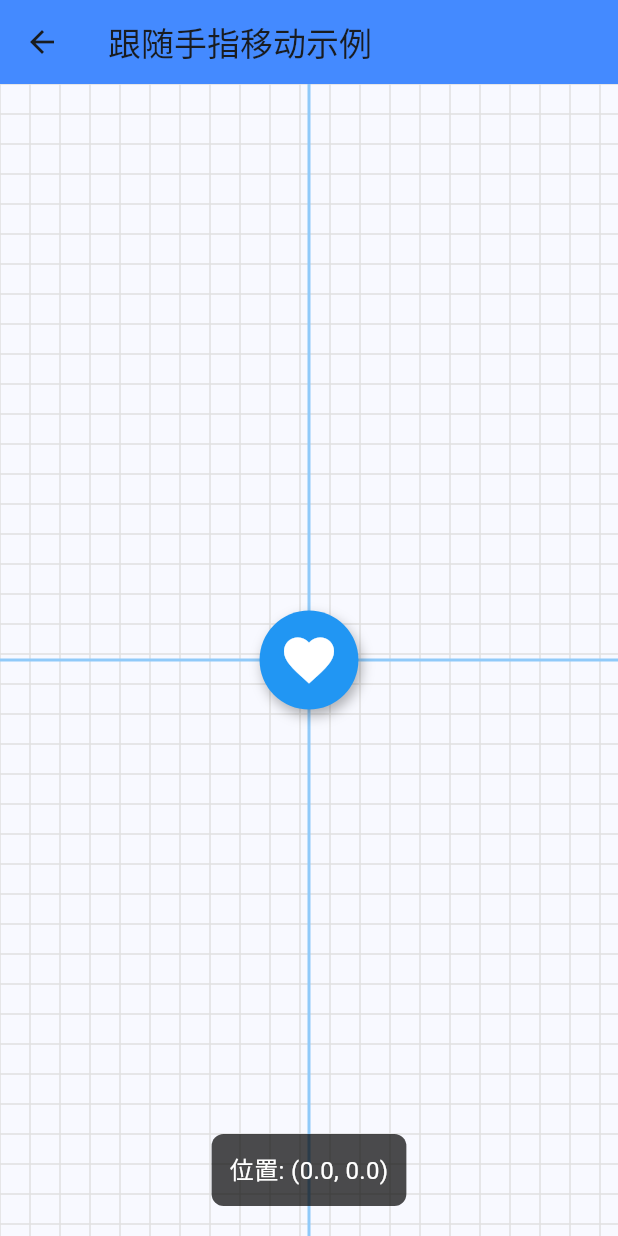
After one commit to wfs31415926/flutter_demo, a Flutter app: the FingerFollowerDemo screen opened directly, on a phone screen of 412 x 824 dp. The commit adds this screen. Run offline on Flutter 3.47's test engine with Material 3 defaults, Android fonts, the phone set to English and light mode, and no system bars; our stand-ins replace decimal, get, logger, shared_preferences; accounts and stored records are empty.

Commit message:
feat:GestureDetector组件

```diff
--- /dev/null
+++ b/pkgs/common/lib/page/gesture_detector_test2.dart
@@ -0,0 +1,150 @@
+import 'package:common/comm.dart';
+import 'package:flutter/material.dart';
+
+class FingerFollowerDemo extends StatefulWidget {
+  const FingerFollowerDemo({key});
+
+  @override
+  State<FingerFollowerDemo> createState() => _FingerFollowerDemoState();
+}
+
+class _FingerFollowerDemoState extends State<FingerFollowerDemo> {
+  // 记录对象的位置
+  Offset _position = const Offset(0, 0);
+
+  // 是否正在拖拽
+  bool _isDragging = false;
+
+  @override
+  Widget build(BuildContext context) {
+    return Scaffold(
+      appBar: AppBar(
+        title: const Text('跟随手指移动示例'),
+        backgroundColor: Colors.blueAccent,
+      ),
+      body: Stack(
+        children: [
+          // 背景网格，帮助可视化移动
+          CustomPaint(
+            painter: GridPainter(),
+            size: Size.infinite,
+          ),
+
+          // 可拖拽的对象
+          Positioned.fill(
+            child: GestureDetector(
+              onPanStart: (details) {
+                setState(() {
+                  _isDragging = true;
+                });
+              },
+              onPanUpdate: (details) {
+                setState(() {
+                  // 更新对象位置为当前手指位置
+                  _position = _position + details.delta;
+                });
+              },
+              onPanEnd: (details) {
+                setState(() {
+                  _isDragging = false;
+                });
+              },
+              onPanCancel: () {
+                setState(() {
+                  _isDragging = false;
+                });
+              },
+              child: Transform(
+                transform: Matrix4.identity()
+                  ..translate(_position.dx, _position.dy),
+                child: Center(
+                  child: Container(
+                    width: 60.w,
+                    height: 60.w,
+                    decoration: BoxDecoration(
+                      color: _isDragging ? Colors.lightGreen : Colors.blue,
+                      borderRadius: BorderRadius.circular(30.w),
+                      boxShadow: [
+                        BoxShadow(
+                          color: Colors.black.withOpacity(0.3),
+                          blurRadius: 6.w,
+                          offset: const Offset(2, 4),
+                        )
+                      ],
+                    ),
+                    child: const Icon(
+                      Icons.favorite,
+                      color: Colors.white,
+                      size: 40,
+                    ),
+                  ),
+                ),
+              ),
+            ),
+          ),
+
+          // 使用Transform定位的可移动对象
+
+          // 位置指示器
+          Positioned(
+            bottom: 20,
+            left: 0,
+            right: 0,
+            child: Center(
+              child: Container(
+                padding: const EdgeInsets.all(12),
+                decoration: BoxDecoration(
+                  color: Colors.black.withOpacity(0.7),
+                  borderRadius: BorderRadius.circular(8),
+                ),
+                child: Text(
+                  '位置: (${_position.dx.toStringAsFixed(1)}, ${_position.dy.toStringAsFixed(1)})',
+                  style: const TextStyle(
+                    color: Colors.white,
+                    fontSize: 16,
+                  ),
+                ),
+              ),
+            ),
+          ),
+        ],
+      ),
+    );
+  }
+}
+
+// 网格绘制器
+class GridPainter extends CustomPainter {
+  @override
+  void paint(Canvas canvas, Size size) {
+    final paint = Paint()
+      ..color = Colors.grey[300]!
+      ..strokeWidth = 1;
+
+    // 绘制网格线
+    for (double i = 0; i < size.width; i += 20) {
+      canvas.drawLine(Offset(i, 0), Offset(i, size.height), paint);
+    }
+    for (double i = 0; i < size.height; i += 20) {
+      canvas.drawLine(Offset(0, i), Offset(size.width, i), paint);
+    }
+
+    // 绘制中心十字线
+    final centerPaint = Paint()
+      ..color = Colors.blue[200]!
+      ..strokeWidth = 2;
+    canvas.drawLine(
+      Offset(size.width / 2, 0),
+      Offset(size.width / 2, size.height),
+      centerPaint,
+    );
+    canvas.drawLine(
+      Offset(0, size.height / 2),
+      Offset(size.width, size.height / 2),
+      centerPaint,
+    );
+  }
+
+  @override
+  bool shouldRepaint(CustomPainter oldDelegate) => false;
+}
--- a/pkgs/common/lib/page/test.dart
+++ b/pkgs/common/lib/page/test.dart
@@ -1,4 +1,5 @@
 import 'package:common/page/gesture_detector_test.dart';
+import 'package:common/page/gesture_detector_test2.dart';
 import 'package:flutter/material.dart';
 import 'package:get/get.dart';
 import '../comm.dart';
@@ -28,6 +29,12 @@ class _TestPageState extends State<TestPage> {
       "pages": {
         "手势组件": () {
           Get.to(const GestureDetectorTestPage());
+        },
+        "手势组件2": () {
+          Get.to(const FingerFollowerDemo());
+        },
+        "图片轮播--全图": () {
+          // Get.to(const GestureDetectorTestPage());
         }
       }
     },
```
Also changed, not shown: pkgs/common/lib/page/gesture_detector_test.dart (+135 -113 lines), pkgs/common/lib/widget/float_widget.dart (+6 -1 lines).
